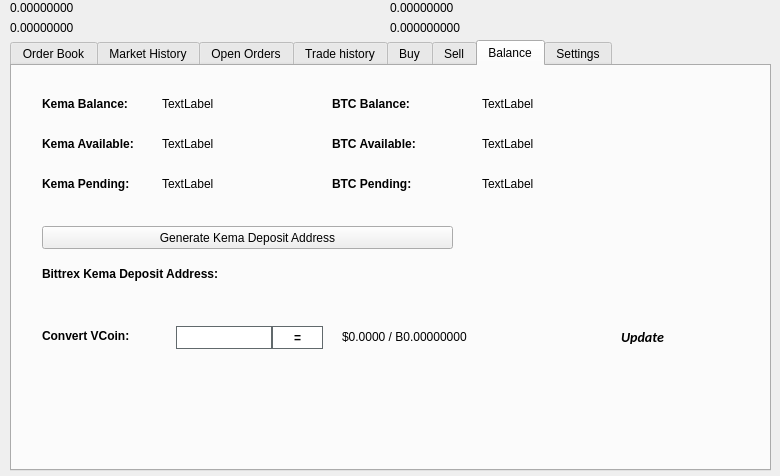
Old version of the form src/qt/forms/tradingdialog.ui in the repository wmcorless/kema.
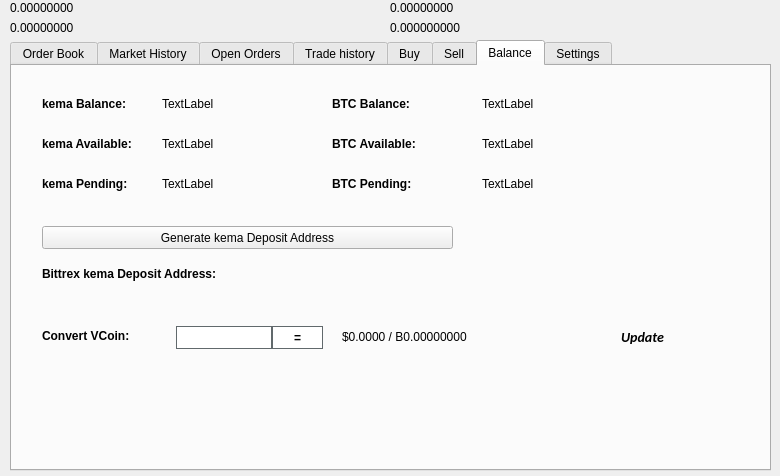
New version of the form. The open tabs and pages were chosen to show the change. Icons and pictures are not drawn.

Diff of the .ui file:
```diff
--- a/src/qt/forms/tradingdialog.ui
+++ b/src/qt/forms/tradingdialog.ui
@@ -2762,7 +2762,7 @@
       </font>
      </property>
      <property name="text">
-      <string>Kema Balance:</string>
+      <string>kema Balance:</string>
      </property>
     </widget>
     <widget class="QLabel" name="label_12">
@@ -2813,7 +2813,7 @@
       </font>
      </property>
      <property name="text">
-      <string>Kema Available:</string>
+      <string>kema Available:</string>
      </property>
     </widget>
     <widget class="QLabel" name="label_14">
@@ -2832,7 +2832,7 @@
       </font>
      </property>
      <property name="text">
-      <string>Kema Pending:</string>
+      <string>kema Pending:</string>
      </property>
     </widget>
     <widget class="QLabel" name="KemaPendingLabel">
@@ -2928,7 +2928,7 @@
       </font>
      </property>
      <property name="text">
-      <string>Bittrex Kema Deposit Address:</string>
+      <string>Bittrex kema Deposit Address:</string>
      </property>
     </widget>
     <widget class="QPushButton" name="GenDepositBTN">
@@ -2941,7 +2941,7 @@
       </rect>
      </property>
      <property name="text">
-      <string>Generate Kema Deposit Address</string>
+      <string>Generate kema Deposit Address</string>
      </property>
      <property name="icon">
       <iconset resource="../Kema.qrc">
```
Left out of the diff: 46 changed lines with no effect on the pictures.
